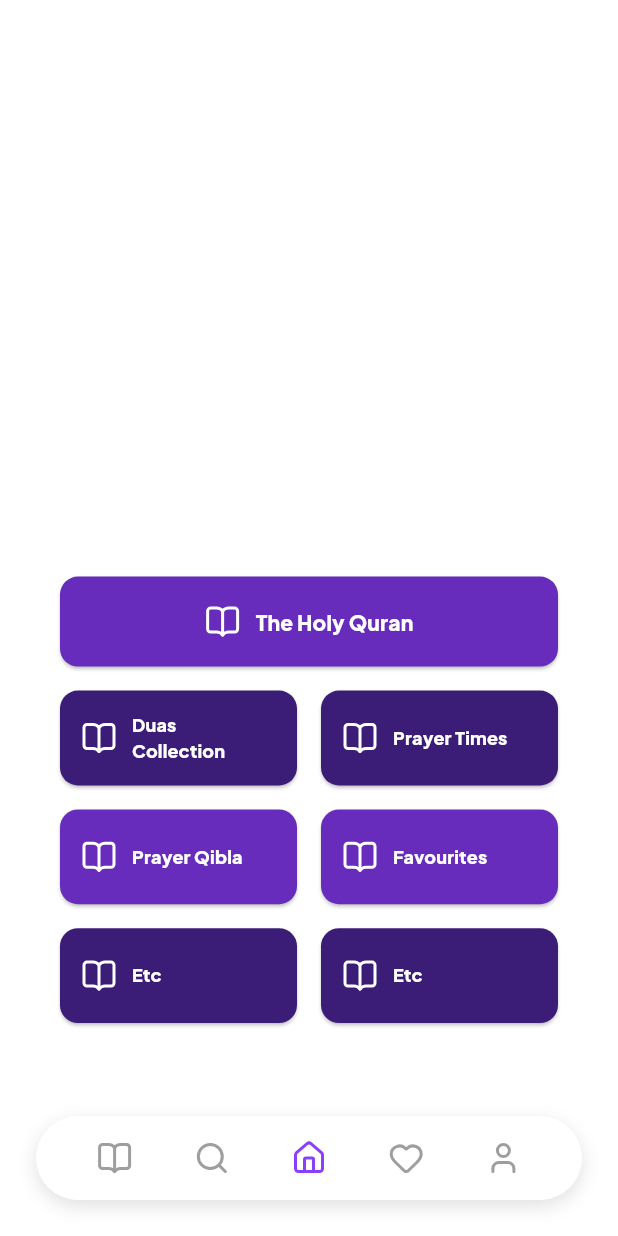
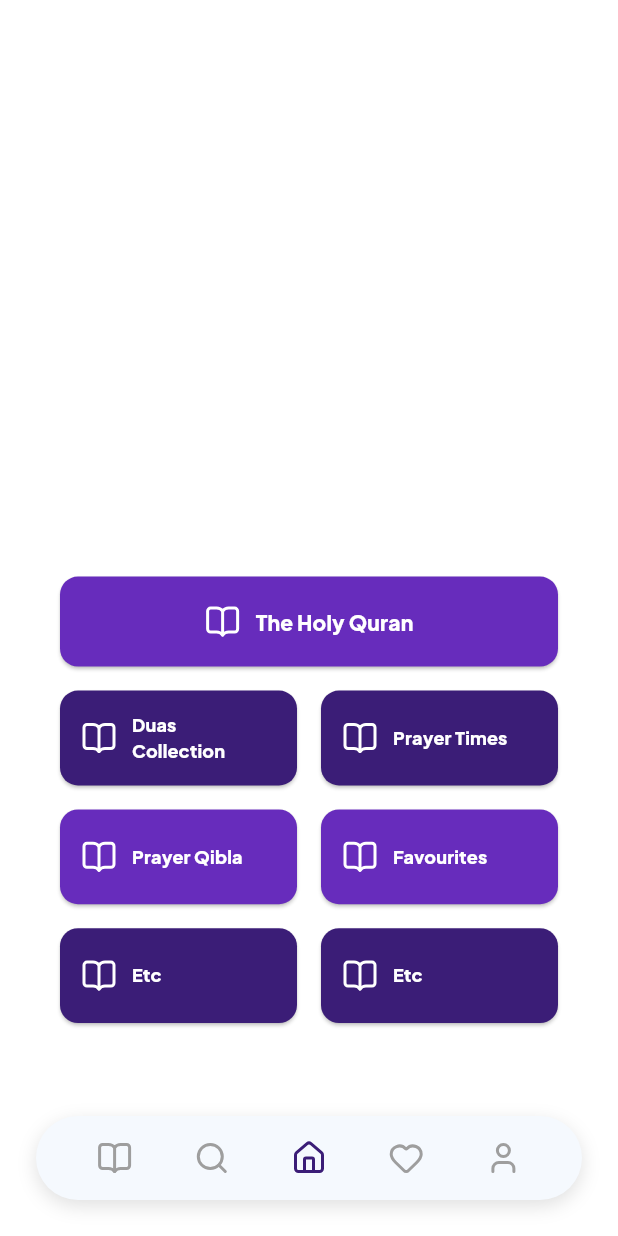
Before and after one commit to williamu04/InQuran, a Flutter app: the screen it shows after launch, on a phone screen of 412 x 824 dp. Run offline on Flutter 3.47's test engine with Material 3 defaults, Android fonts, the phone set to English and light mode, and no system bars; our stand-ins replace drift, go_router, lucide_icons, sqlite3_flutter_libs; missing offline and left inert: sqlite3; accounts and stored records are empty; generated files the repository leaves out were written again.

Commit message:
recolord bottom nav bar

```diff
--- a/lib/components/bottom_navbar.dart
+++ b/lib/components/bottom_navbar.dart
@@ -12,7 +12,7 @@ Widget bottomNavBar(BuildContext context, GoRouterState state) {
     currentIndex = 1;
   } else if (currentRoute == '/') {
     currentIndex = 2;
-  } else if (currentRoute == '/donation') {
+  } else if (currentRoute == '/favorite') {
     currentIndex = 3;
   } else if (currentRoute == '/profile') {
     currentIndex = 4;
@@ -34,14 +34,15 @@ Widget bottomNavBar(BuildContext context, GoRouterState state) {
       child: ClipRRect(
         borderRadius: BorderRadius.circular(30),
         child: Container(
-          color: Colors.white,
+          color: Color(0xFFF5F9FE),
           padding: EdgeInsets.symmetric(horizontal: 20),
           child: BottomNavigationBar(
             elevation: 0,
             mouseCursor: SystemMouseCursors.basic,
             type: BottomNavigationBarType.fixed,
             currentIndex: currentIndex,
-            selectedItemColor: Color(0xFF8A3FFC), // purple
+            backgroundColor: Colors.transparent,
+            selectedItemColor: Color(0xFF3B1D77), // purple
             unselectedItemColor: Colors.grey,
             selectedFontSize: 0,
             unselectedFontSize: 0,
```
